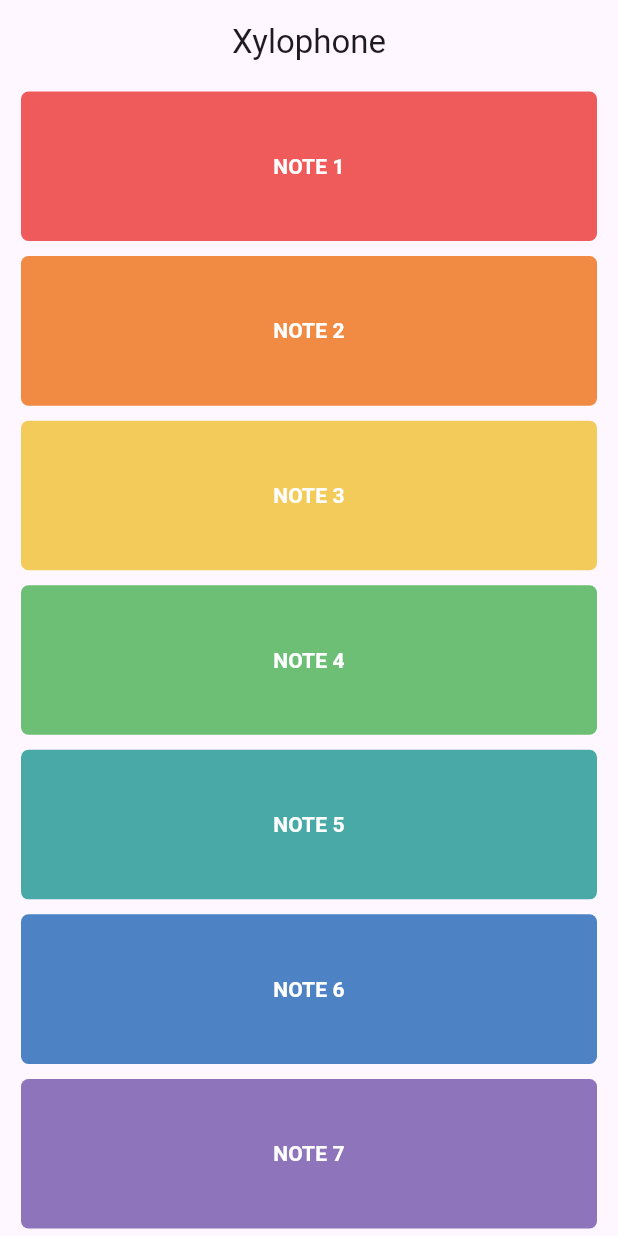
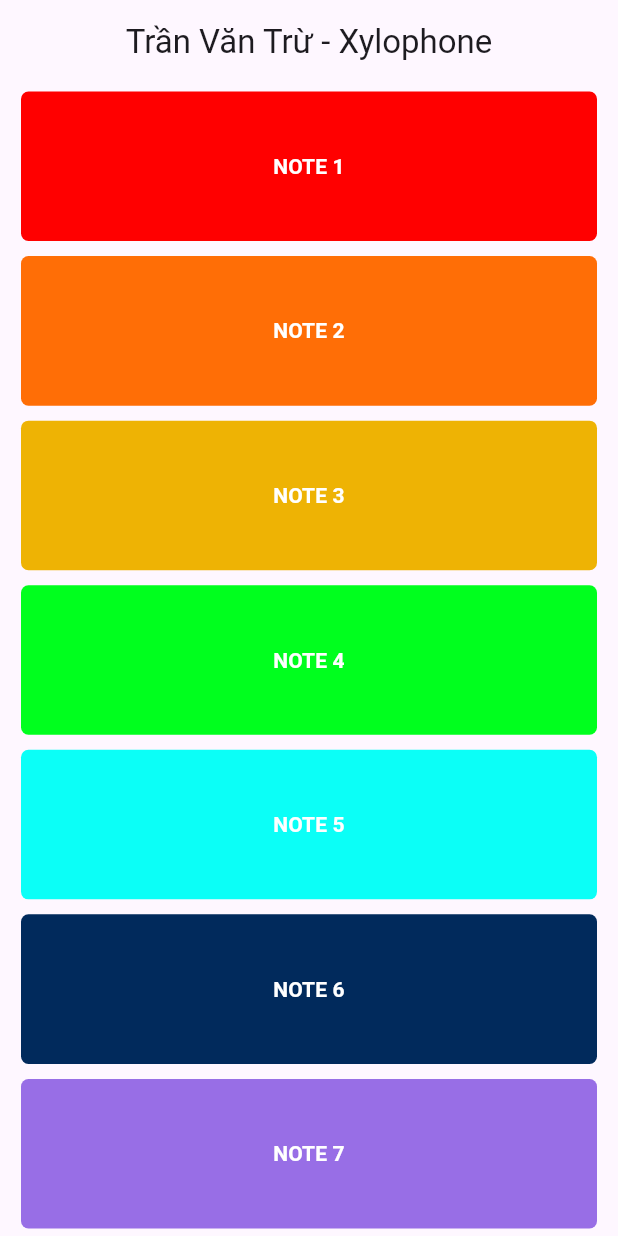
Before and after one commit to MinusDC/9Labs_Exercises_Cross-Platform-7, a Flutter app: the screen it shows after launch, on a phone screen of 412 x 824 dp. Run offline on Flutter 3.47's test engine with Material 3 defaults, Android fonts, the light colour scheme and no system bars; our stand-ins replace audioplayers.

Commit message:
add Lab 5

```diff
--- a/lab5_xylophone/lib/main.dart
+++ b/lab5_xylophone/lib/main.dart
@@ -1,15 +1,15 @@
 import 'package:audioplayers/audioplayers.dart';
 import 'package:flutter/material.dart';
 
-void main() => runApp(const XylophoneApp());
+void main() => runApp(const MyApp());
 
-class XylophoneApp extends StatelessWidget {
-  const XylophoneApp({super.key});
+class MyApp extends StatelessWidget {
+  const MyApp({super.key});
 
   @override
   Widget build(BuildContext context) => MaterialApp(
     debugShowCheckedModeBanner: false,
-    title: 'Xylophone',
+    title: 'Trần Văn Trừ - Xylophone',
     theme: ThemeData(useMaterial3: true),
     home: const XylophonePage(),
   );
@@ -24,13 +24,13 @@ class XylophonePage extends StatefulWidget {
 
 class _XylophonePageState extends State<XylophonePage> {
   static const _colors = [
-    Color(0xffef5b5b),
-    Color(0xfff18b43),
-    Color(0xfff2cb5a),
-    Color(0xff6cbf75),
-    Color(0xff48a9a6),
-    Color(0xff4d83c4),
-    Color(0xff8d74bb),
+    Color.fromARGB(255, 255, 0, 0),
+    Color.fromARGB(255, 255, 110, 6),
+    Color.fromARGB(255, 238, 179, 4),
+    Color.fromARGB(255, 0, 255, 30),
+    Color.fromARGB(255, 11, 255, 247),
+    Color.fromARGB(255, 1, 42, 92),
+    Color.fromARGB(255, 152, 110, 230),
   ];
   final AudioPlayer _player = AudioPlayer();
 
@@ -47,7 +47,10 @@ class _XylophonePageState extends State<XylophonePage> {
 
   @override
   Widget build(BuildContext context) => Scaffold(
-    appBar: AppBar(title: const Text('Xylophone'), centerTitle: true),
+    appBar: AppBar(
+      title: const Text('Trần Văn Trừ - Xylophone'),
+      centerTitle: true,
+    ),
     body: SafeArea(
       child: Column(
         children: List.generate(
--- a/lab5_xylophone/pubspec.yaml
+++ b/lab5_xylophone/pubspec.yaml
@@ -58,10 +58,8 @@ flutter:
   # the material Icons class.
   uses-material-design: true
 
-  # To add assets to your application, add an assets section, like this:
-  # assets:
-  #   - images/a_dot_burr.jpeg
-  #   - images/a_dot_ham.jpeg
+  assets:
+    - assets/sounds/
 
   # An image asset can refer to one or more resolution-specific "variants", see
   # https://flutter.dev/to/resolution-aware-images
```
Also changed, not shown: 2 other files.
